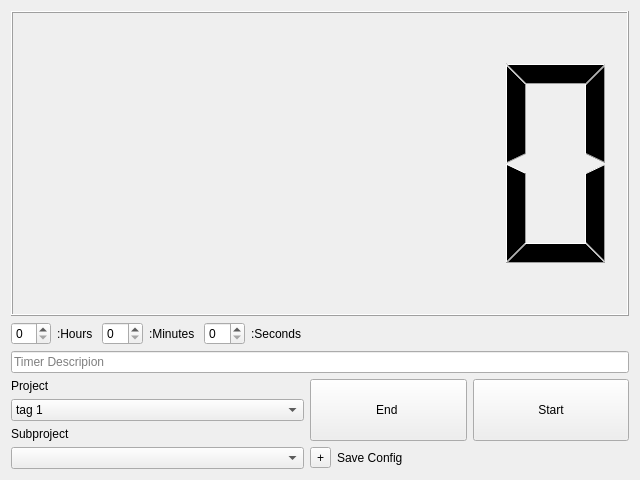
Qt form Timers/countdowntimer.ui (shaanNagra/MeeTimeTracker) before a commit.
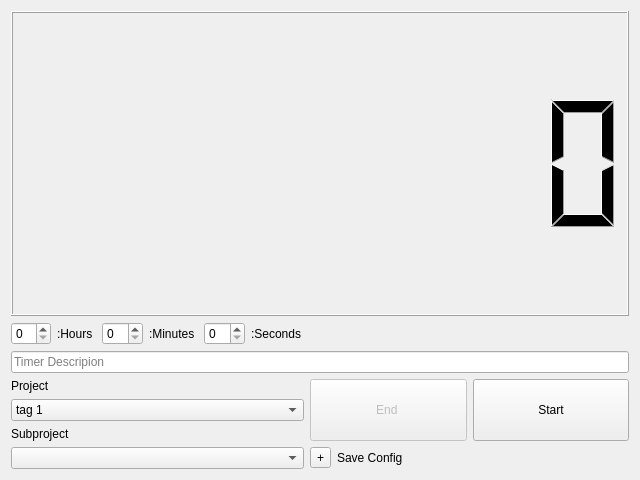
The same form after that commit.

Commit message: implemented base countdown timer

The edit to the form file:
```diff
--- a/Timers/countdowntimer.ui
+++ b/Timers/countdowntimer.ui
@@ -15,7 +15,11 @@
   </property>
   <layout class="QGridLayout" name="gridLayout">
    <item row="0" column="0" colspan="3">
-    <widget class="QLCDNumber" name="ct_lcd"/>
+    <widget class="QLCDNumber" name="ct_lcd">
+     <property name="digitCount">
+      <number>8</number>
+     </property>
+    </widget>
    </item>
    <item row="1" column="0" colspan="3">
     <widget class="QWidget" name="cd_input_widget" native="true">
@@ -162,6 +166,9 @@
       </property>
       <item>
        <widget class="QPushButton" name="ct_EndButton">
+        <property name="enabled">
+         <bool>false</bool>
+        </property>
         <property name="sizePolicy">
          <sizepolicy hsizetype="Minimum" vsizetype="MinimumExpanding">
           <horstretch>0</horstretch>
```
The commit also changes 2 other files.
